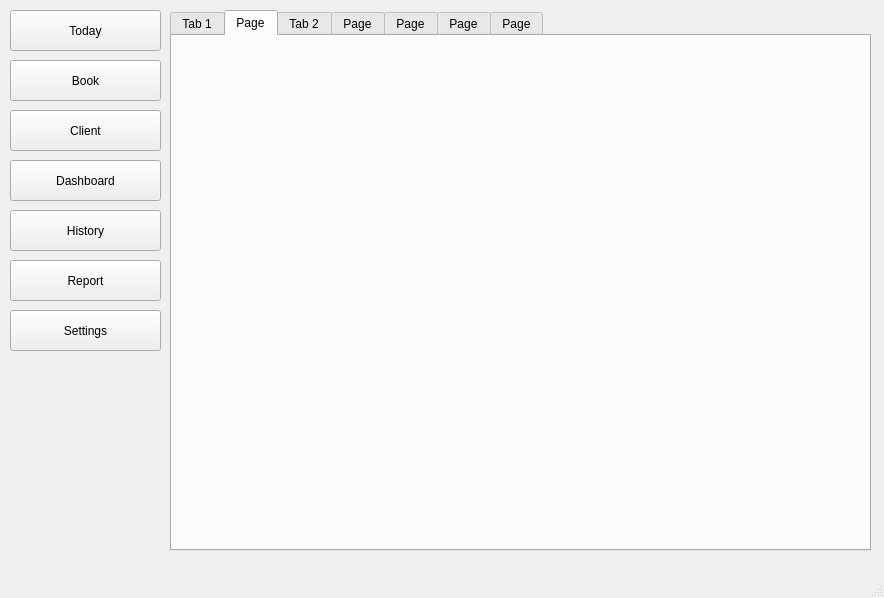
First picture: the form in project.ui, repository peterramsis/projectLibraryPython, before the edit.
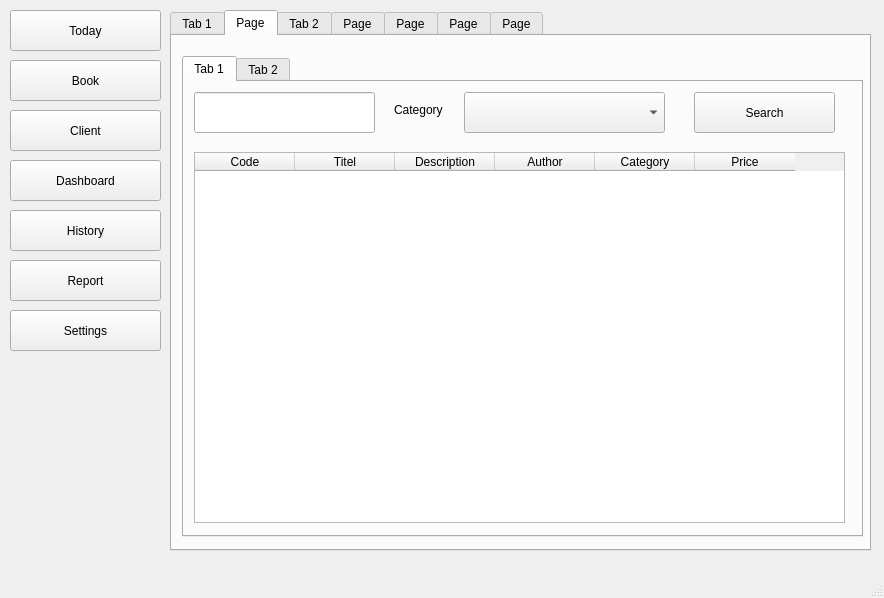
Second picture: the form after the edit. The open tabs and pages were chosen to show the change. Icons and pictures are not drawn.

Diff of the .ui file:
```diff
--- a/project.ui
+++ b/project.ui
@@ -35,6 +35,112 @@
      <attribute name="title">
       <string>Page</string>
      </attribute>
+     <widget class="QTabWidget" name="tabWidget_2">
+      <property name="geometry">
+       <rect>
+        <x>10</x>
+        <y>20</y>
+        <width>681</width>
+        <height>481</height>
+       </rect>
+      </property>
+      <widget class="QWidget" name="tab_8">
+       <attribute name="title">
+        <string>Tab 1</string>
+       </attribute>
+       <widget class="QComboBox" name="comboBox_2">
+        <property name="geometry">
+         <rect>
+          <x>280</x>
+          <y>10</y>
+          <width>201</width>
+          <height>41</height>
+         </rect>
+        </property>
+       </widget>
+       <widget class="QLabel" name="label">
+        <property name="geometry">
+         <rect>
+          <x>210</x>
+          <y>20</y>
+          <width>49</width>
+          <height>16</height>
+         </rect>
+        </property>
+        <property name="text">
+         <string>Category</string>
+        </property>
+       </widget>
+       <widget class="QPushButton" name="pushButton_8">
+        <property name="geometry">
+         <rect>
+          <x>510</x>
+          <y>10</y>
+          <width>141</width>
+          <height>41</height>
+         </rect>
+        </property>
+        <property name="text">
+         <string>Search</string>
+        </property>
+       </widget>
+       <widget class="QLineEdit" name="lesearchbook">
+        <property name="geometry">
+         <rect>
+          <x>10</x>
+          <y>10</y>
+          <width>181</width>
+          <height>41</height>
+         </rect>
+        </property>
+       </widget>
+       <widget class="QTableWidget" name="tableWidget_2">
+        <property name="geometry">
+         <rect>
+          <x>10</x>
+          <y>70</y>
+          <width>651</width>
+          <height>371</height>
+         </rect>
+        </property>
+        <column>
+         <property name="text">
+          <string>Code</string>
+         </property>
+        </column>
+        <column>
+         <property name="text">
+          <string>Titel</string>
+         </property>
+        </column>
+        <column>
+         <property name="text">
+          <string>Description</string>
+         </property>
+        </column>
+        <column>
+         <property name="text">
+          <string>Author</string>
+         </property>
+        </column>
+        <column>
+         <property name="text">
+          <string>Category</string>
+         </property>
+        </column>
+        <column>
+         <property name="text">
+          <string>Price</string>
+         </property>
+        </column>
+       </widget>
+      </widget>
+      <widget class="QWidget" name="tab_9">
+       <attribute name="title">
+        <string>Tab 2</string>
+       </attribute>
+      </widget>
+     </widget>
     </widget>
     <widget class="QWidget" name="tab_2">
      <attribute name="title">
```
Left out of the diff: 80 changed lines with no effect on the pictures.
